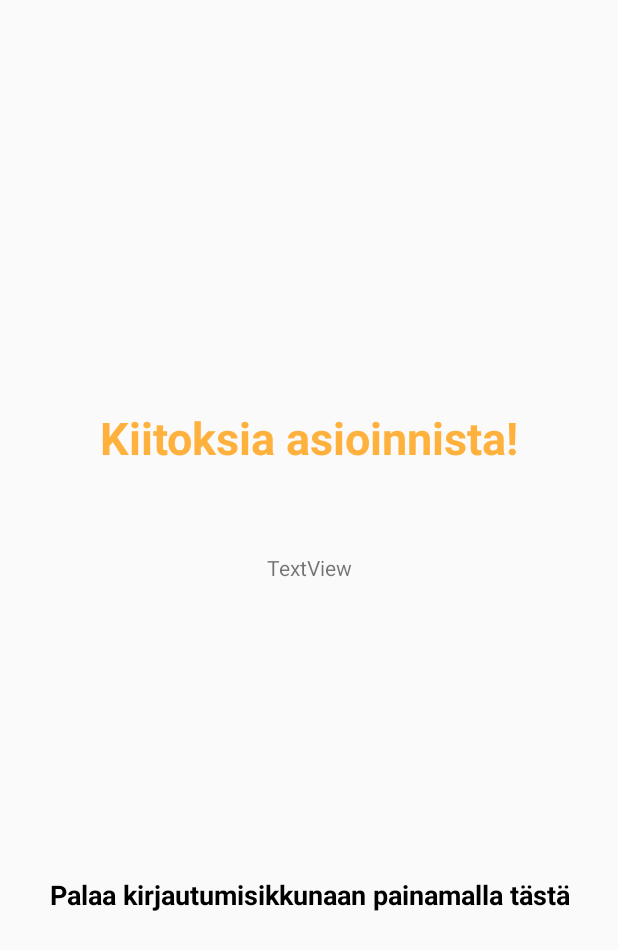
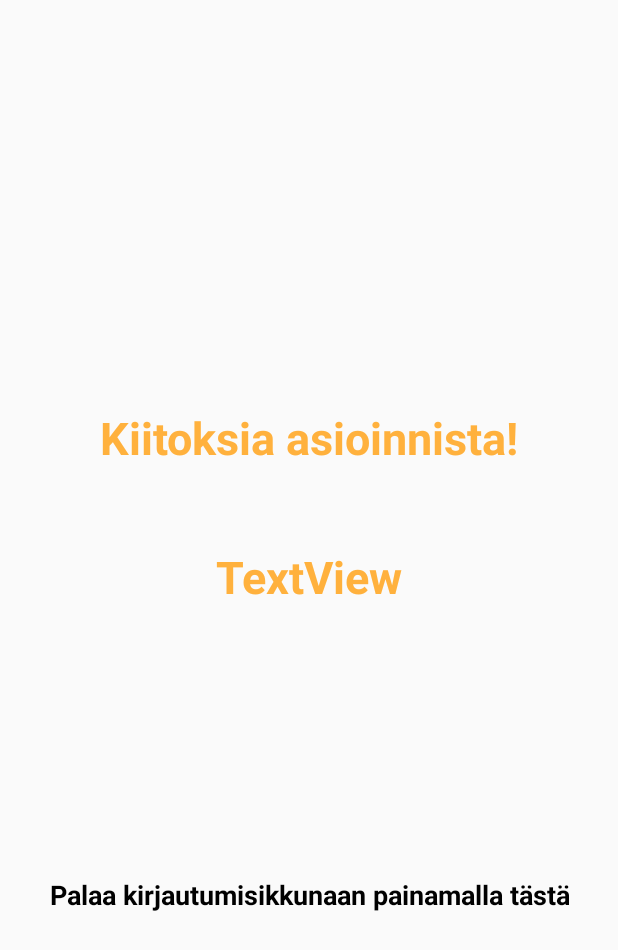
Before and after one commit to tleminen/Ohjelmistotuotanto1, an Android app built with Jetpack Compose: the layout fragment_loppuikkuna.xml on its own in the app's theme, with its tools: preview values and no code run, on a phone screen of 412 x 824 dp. Shown: the top 950 px of the screen. Run offline under Robolectric (Android 15) with nearby library versions, the phone set to English and light mode, and no system bars; network calls fail.

Commit message:
loppuikkuna teksti ja pelivalineet button muokattu

```diff
--- a/app/src/main/res/drawable/btn_teema.xml
+++ b/app/src/main/res/drawable/btn_teema.xml
@@ -1,7 +1,7 @@
 <?xml version="1.0" encoding="utf-8"?>
 <shape xmlns:android="http://schemas.android.com/apk/res/android">
 
-    <solid android:color="#89E392"/>
+    <solid android:color="#5CF16B"/>
     <corners android:radius="10dp"/>
 
 </shape>
--- a/app/src/main/res/drawable/btn_teema5.xml
+++ b/app/src/main/res/drawable/btn_teema5.xml
@@ -1,5 +1,5 @@
 <?xml version="1.0" encoding="utf-8"?>
 <shape xmlns:android="http://schemas.android.com/apk/res/android">
-    <solid android:color="#FFB13D"/>
+    <solid android:color="#89E392"/>
     <corners android:radius="10dp"/>
 </shape>
--- a/app/src/main/res/layout/fragment_loppuikkuna.xml
+++ b/app/src/main/res/layout/fragment_loppuikkuna.xml
@@ -48,6 +48,9 @@
             android:layout_width="wrap_content"
             android:layout_height="wrap_content"
             android:text="TextView"
+            android:textSize="30sp"
+            android:textStyle="bold"
+            android:textColor="#FFB13D"
             app:layout_constraintBottom_toTopOf="@+id/tv_LoppuikkunaSinutOhj"
             app:layout_constraintEnd_toEndOf="parent"
             app:layout_constraintStart_toStartOf="parent"
--- a/app/src/main/res/layout/fragment_pelivalineet.xml
+++ b/app/src/main/res/layout/fragment_pelivalineet.xml
@@ -37,6 +37,7 @@
             android:id="@+id/bt_Pelivaline_Seuraava"
             android:layout_width="wrap_content"
             android:layout_height="wrap_content"
+            android:background="@drawable/btn_teema5"
             android:layout_marginEnd="32dp"
             android:layout_marginBottom="32dp"
             android:text="@string/bt_seuraava_pelivalineet"
```
